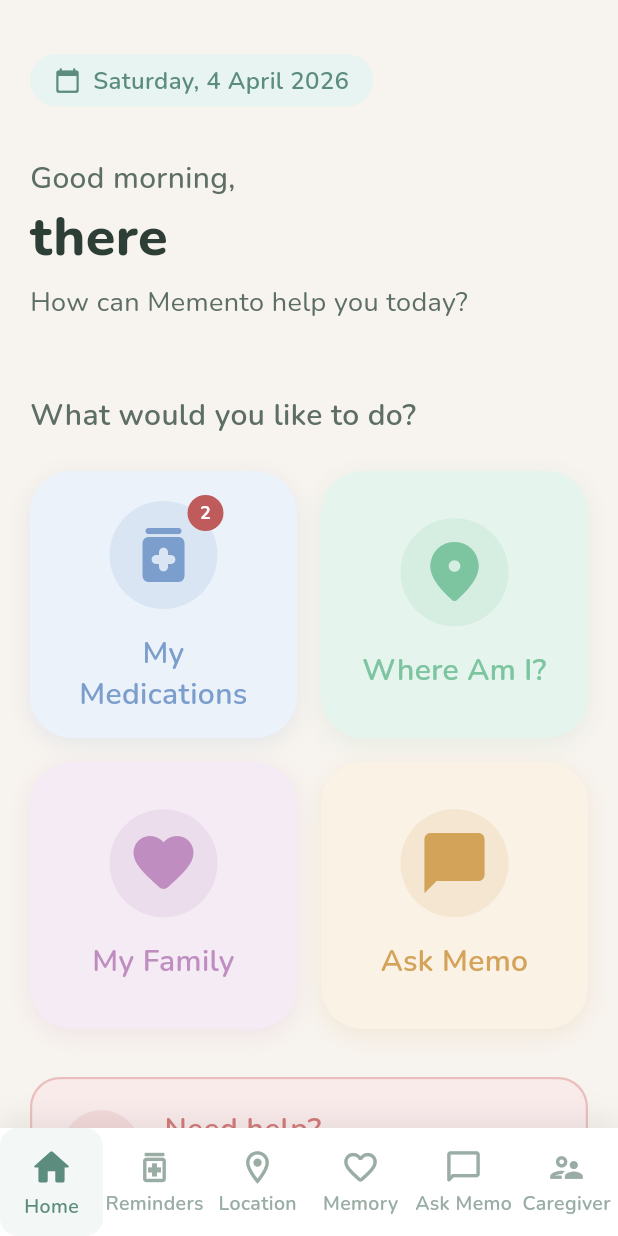
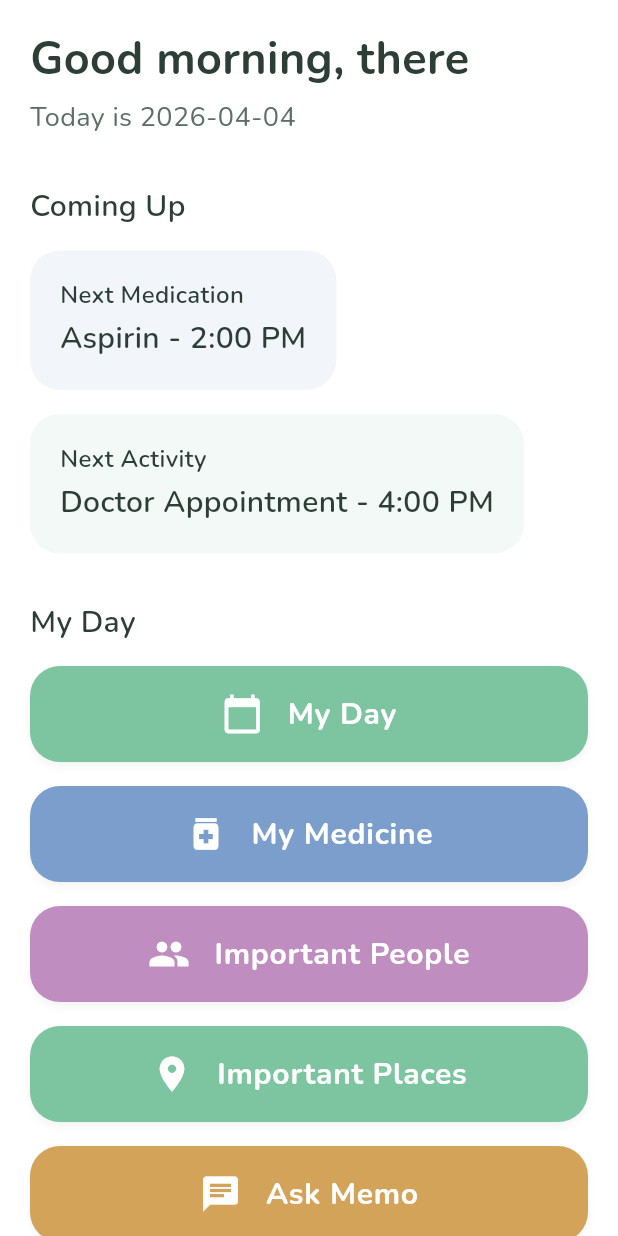
Before and after one commit to YoungDeveloperOmar/Memento, a Flutter app: the screen it shows after launch, on a phone screen of 412 x 824 dp. Run offline on Flutter 3.47's test engine with Material 3 defaults, Android fonts, the phone set to English and light mode, and no system bars; our stand-ins replace google_fonts.

Commit message:
I'm Goated

```diff
--- a/lib/core/theme/app_colors.dart
+++ b/lib/core/theme/app_colors.dart
@@ -27,9 +27,10 @@ abstract class AppColors {
   static const Color secondarySurface = Color(0xFFFAEDE5);
 
   // ── Background & Surface ────────────────────────────────────
-  static const Color background = Color(0xFFF7F3EE); // warm cream
+  // Background & Surface
+  static const Color background = Color(0xFFFFFFFF); // pure white
   static const Color surface = Color(0xFFFFFFFF);
-  static const Color surfaceVariant = Color(0xFFF0EBE3);
+  static const Color surfaceVariant = Color(0xFFF5F5F5);
 
   // ── Text ────────────────────────────────────────────────────
   static const Color textPrimary = Color(0xFF2C3E35);   // deep sage-slate
@@ -39,11 +40,11 @@ abstract class AppColors {
   // ── Semantic / Feature Colors ────────────────────────────────
   // Each feature has a distinct, recognizable color for dementia-friendly
   // visual anchoring — patients can learn "blue = location."
-  static const Color featureReminders = Color(0xFF7B9ECC); // calm blue
-  static const Color featureLocation = Color(0xFF7DC4A0);  // mint green
-  static const Color featureMemory = Color(0xFFBF8DC0);    // soft lilac
-  static const Color featureChatbot = Color(0xFFD4A35A);   // warm gold
-  static const Color featureCaregiver = Color(0xFFD47A7A); // soft rose
+  static const Color featureReminders = Color(0xFF7B9ECC); // blue
+  static const Color featureLocation = Color(0xFF7DC4A0);  // green
+  static const Color featureMemory = Color(0xFFBF8DC0);    // purple
+  static const Color featureChatbot = Color(0xFFD4A35A);   // orange
+  static const Color featureCaregiver = Color(0xFFD47A7A); // red
 
   // Lighter tints for card backgrounds
   static const Color featureRemindersSurface = Color(0xFFEBF2FA);
--- a/lib/features/screens/home/home_screen.dart
+++ b/lib/features/screens/home/home_screen.dart
@@ -10,28 +10,25 @@
 // ─────────────────────────────────────────────────────────────
 
 import 'package:flutter/material.dart';
+
+import 'package:memento/core/constants/app_constants.dart';
+import 'package:memento/core/constants/app_strings.dart';
 import 'package:memento/core/theme/app_colors.dart';
-
-import '../../../core/theme/app_text_styles.dart';
-import '../../../core/constants/app_constants.dart';
-import '../../../core/constants/app_strings.dart';
-import '../../../shared/widgets/feature_card.dart';
+import 'package:memento/core/theme/app_text_styles.dart';
+import 'package:memento/shared/widgets/large_button.dart';
 
 class HomeScreen extends StatelessWidget {
-  const HomeScreen({
-    super.key,
-    required this.onNavigate,
-  });
+  const HomeScreen({super.key});
 
-  /// Callback to switch the bottom nav tab.
-  /// Index: 0=Home, 1=Reminders, 2=Location, 3=Memory, 4=Chatbot, 5=Caregiver
-  final ValueChanged<int> onNavigate;
+  String getGreeting() {
+    final hour = DateTime.now().hour;
+    if (hour < 12) return AppStrings.homeGreetingMorning;
+    if (hour < 18) return AppStrings.homeGreetingAfternoon;
+    return AppStrings.homeGreetingEvening;
+  }
 
   @override
   Widget build(BuildContext context) {
-    final greeting = _getGreeting();
-    final dateString = _getFormattedDate();
-
     return Scaffold(
       backgroundColor: AppColors.background,
       body: SafeArea(
@@ -40,89 +37,110 @@ class HomeScreen extends StatelessWidget {
           child: Column(
             crossAxisAlignment: CrossAxisAlignment.start,
             children: [
-              const SizedBox(height: AppConstants.spaceM),
+              // ── Greeting ─────────────────────────────
+              Text(
+                '${getGreeting()}, ${AppStrings.homeDefaultName}',
+                style: AppTextStyles.displayMedium,
+              ),
 
-              // ── Date chip ─────────────────────────────────
-              _DateChip(dateString: dateString),
-              const SizedBox(height: AppConstants.spaceXL),
+              const SizedBox(height: AppConstants.spaceS),
 
-              // ── Greeting ──────────────────────────────────
               Text(
-                '$greeting,',
-                style: AppTextStyles.bodyLarge.copyWith(
-                  color: AppColors.textSecondary,
-                ),
-              ),
-              const SizedBox(height: AppConstants.spaceXS),
-              Text(
-                // TODO: Replace 'there' with patient's real name from profile
-                AppStrings.homeDefaultName,
-                style: AppTextStyles.displayLarge,
-              ),
-              const SizedBox(height: AppConstants.spaceS),
-              Text(
-                AppStrings.homeSubtitle,
+                '${AppStrings.homeTodayDate} ${DateTime.now().toLocal().toString().split(' ')[0]}',
                 style: AppTextStyles.bodyMedium.copyWith(
                   color: AppColors.textSecondary,
                 ),
               ),
-              const SizedBox(height: AppConstants.spaceXXL),
 
-              // ── Feature Cards Grid ─────────────────────────
-              Text(
-                'What would you like to do?',
-                style: AppTextStyles.headlineSmall.copyWith(
-                  color: AppColors.textSecondary,
-                ),
-              ),
-              const SizedBox(height: AppConstants.spaceL),
-
-              GridView.count(
-                crossAxisCount: 2,
-                crossAxisSpacing: AppConstants.spaceM,
-                mainAxisSpacing: AppConstants.spaceM,
-                shrinkWrap: true,
-                physics: const NeverScrollableScrollPhysics(),
-                children: [
-                  // Medications / Reminders
-                  FeatureCard(
-                    label: AppStrings.homeMyMeds,
-                    icon: Icons.medication_rounded,
-                    color: AppColors.featureReminders,
-                    backgroundColor: AppColors.featureRemindersSurface,
-                    onTap: () => onNavigate(1),
-                    badge: 2, // TODO: pull real count from reminders service
-                  ),
-                  // Location
-                  FeatureCard(
-                    label: AppStrings.homeWhereAmI,
-                    icon: Icons.location_on_rounded,
-                    color: AppColors.featureLocation,
-                    backgroundColor: AppColors.featureLocationSurface,
-                    onTap: () => onNavigate(2),
-                  ),
-                  // Memory book
-                  FeatureCard(
-                    label: AppStrings.homeMyFamily,
-                    icon: Icons.favorite_rounded,
-                    color: AppColors.featureMemory,
-                    backgroundColor: AppColors.featureMemorySurface,
-                    onTap: () => onNavigate(3),
-                  ),
-                  // Chatbot
-                  FeatureCard(
-                    label: AppStrings.homeAskMemo,
-                    icon: Icons.chat_bubble_rounded,
-                    color: AppColors.featureChatbot,
-                    backgroundColor: AppColors.featureChatbotSurface,
-                    onTap: () => onNavigate(4),
-                  ),
-                ],
-              ),
               const SizedBox(height: AppConstants.spaceXL),
 
-              // ── Quick Help Banner ─────────────────────────
-              _EmergencyBanner(),
+              // ── Upcoming (NON-clickable) ─────────────
+              Text(
+                "Coming Up",
+                style: AppTextStyles.headlineSmall,
+              ),
+
+              const SizedBox(height: AppConstants.spaceM),
+
+              const _InfoCard(
+                title: "Next Medication",
+                subtitle: "Aspirin - 2:00 PM",
+                color: AppColors.featureReminders,
+              ),
+
+              const SizedBox(height: AppConstants.spaceM),
+
+              const _InfoCard(
+                title: "Next Activity",
+                subtitle: "Doctor Appointment - 4:00 PM",
+                color: AppColors.featureLocation,
+              ),
+
+              const SizedBox(height: AppConstants.spaceXL),
+
+              // ── Buttons ──────────────────────────────
+              Text(
+                "My Day",
+                style: AppTextStyles.headlineSmall,
+              ),
+
+              const SizedBox(height: AppConstants.spaceM),
+
+              LargeButton(
+                label: "My Day",
+                icon: Icons.calendar_today,
+                backgroundColor: AppColors.featureLocation,
+                onPressed: () {},
+              ),
+
+              const SizedBox(height: AppConstants.spaceM),
+
+              LargeButton(
+                label: "My Medicine",
+                icon: Icons.medication,
+                backgroundColor: AppColors.featureReminders,
+                onPressed: () {},
+              ),
+
+              const SizedBox(height: AppConstants.spaceM),
+
+              LargeButton(
+                label: "Important People",
+                icon: Icons.people,
+                backgroundColor: AppColors.featureMemory,
+                onPressed: () {},
+              ),
+
+              const SizedBox(height: AppConstants.spaceM),
+
+              LargeButton(
+                label: "Important Places",
+                icon: Icons.location_on,
+                backgroundColor: AppColors.featureLocation,
+                onPressed: () {},
+              ),
+
+              const SizedBox(height: AppConstants.spaceM),
+
+              LargeButton(
+                label: "Ask Memo",
+                icon: Icons.chat,
+                backgroundColor: AppColors.featureChatbot,
+                onPressed: () {},
+              ),
+
+              const SizedBox(height: AppConstants.spaceXL),
+
+              LargeButton(
+                label: "Emergency Help",
+                icon: Icons.warning_rounded,
+                backgroundColor: AppColors.error.withValues(alpha: 0.15),
+                foregroundColor: AppColors.error,
+                onPressed: () {
+                  _showEmergencySheet(context);
+                },
+              ),
+
               const SizedBox(height: AppConstants.spaceXL),
             ],
           ),
@@ -130,64 +148,153 @@ class HomeScreen extends StatelessWidget {
       ),
     );
   }
-
-  // ── Helpers ──────────────────────────────────────────────────
-
-  String _getGreeting() {
-    final hour = DateTime.now().hour;
-    if (hour < 12) return AppStrings.homeGreetingMorning;
-    if (hour < 17) return AppStrings.homeGreetingAfternoon;
-    return AppStrings.homeGreetingEvening;
-  }
-
-  String _getFormattedDate() {
-    final now = DateTime.now();
-    const months = [
-      'January', 'February', 'March', 'April', 'May', 'June',
-      'July', 'August', 'September', 'October', 'November', 'December',
-    ];
-    const days = [
-      'Monday', 'Tuesday', 'Wednesday', 'Thursday', 'Friday', 'Saturday', 'Sunday',
-    ];
-    final dayName = days[now.weekday - 1];
-    final monthName = months[now.month - 1];
-    return '$dayName, ${now.day} $monthName ${now.year}';
-  }
 }
 
-// ─────────────────────────────────────────────────────────────
-//  Private widgets — only used on the Home screen.
-// ─────────────────────────────────────────────────────────────
+class _EmergencyContactTile extends StatelessWidget {
+  const _EmergencyContactTile({
+    required this.name,
+    required this.phone,
+  });
 
-class _DateChip extends StatelessWidget {
-  const _DateChip({required this.dateString});
-
-  final String dateString;
+  final String name;
+  final String phone;
 
   @override
   Widget build(BuildContext context) {
     return Container(
-      padding: const EdgeInsets.symmetric(
-        horizontal: AppConstants.spaceM,
-        vertical: AppConstants.spaceS,
+      padding: const EdgeInsets.all(16),
+      decoration: BoxDecoration(
+        color: Colors.red.withValues(alpha: 0.05),
+        borderRadius: BorderRadius.circular(16),
       ),
+      child: Column(
+        crossAxisAlignment: CrossAxisAlignment.start,
+        children: [
+          Text(name, style: const TextStyle(fontSize: 18, fontWeight: FontWeight.w600)),
+          const SizedBox(height: 4),
+          Text(phone),
+
+          const SizedBox(height: 12),
+
+          Row(
+            children: [
+              Expanded(
+                child: ElevatedButton.icon(
+                  icon: const Icon(Icons.call),
+                  label: const Text("Call"),
+                  onPressed: () {
+                    // TODO: integrate phone call
+                  },
+                ),
+              ),
+              const SizedBox(width: 12),
+              Expanded(
+                child: OutlinedButton.icon(
+                  icon: const Icon(Icons.message),
+                  label: const Text("Message"),
+                  onPressed: () {
+                    // TODO: integrate SMS
+                  },
+                ),
+              ),
+            ],
+          )
+        ],
+      ),
+    );
+  }
+}
+
+void _showEmergencySheet(BuildContext context) {
+  showModalBottomSheet(
+    context: context,
+    isScrollControlled: true,
+    backgroundColor: Colors.white,
+    shape: const RoundedRectangleBorder(
+      borderRadius: BorderRadius.vertical(top: Radius.circular(24)),
+    ),
+    builder: (_) {
+      return const Padding(
+        padding: EdgeInsets.all(20),
+        child: Column(
+          mainAxisSize: MainAxisSize.min,
+          crossAxisAlignment: CrossAxisAlignment.start,
+          children: [
+            // ── Title ─────────────────────────────
+            Text(
+              "Emergency Contacts",
+              style: TextStyle(fontSize: 22, fontWeight: FontWeight.bold),
+            ),
+
+            SizedBox(height: 16),
+
+            // ── Contact 1 ─────────────────────────
+            _EmergencyContactTile(
+              name: "Sarah (Daughter)",
+              phone: "123-456-7890",
+            ),
+
+            SizedBox(height: 12),
+
+            // ── Contact 2 ─────────────────────────
+            _EmergencyContactTile(
+              name: "Dr. Smith",
+              phone: "987-654-3210",
+            ),
+
+            SizedBox(height: 20),
+
+            // ── Patient Info ──────────────────────
+            Text(
+              "Important Information",
+              style: TextStyle(fontSize: 18, fontWeight: FontWeight.w600),
+            ),
+
+            SizedBox(height: 8),
+
+            Text("Address: 123 Home Street, Chicago, IL"),
+            Text("Caregiver: Sarah"),
+            Text("Condition: Dementia"),
+
+            SizedBox(height: 24),
+          ],
+        ),
+      );
+    },
+  );
+}
+
+// ─────────────────────────────────────────────
+// Simple non-clickable info card
+// ─────────────────────────────────────────────
+class _InfoCard extends StatelessWidget {
+  const _InfoCard({
+    required this.title,
+    required this.subtitle,
+    required this.color,
+  });
+
+  final String title;
+  final String subtitle;
+  final Color color;
+
+  @override
+  Widget build(BuildContext context) {
+    return Container(
+      padding: const EdgeInsets.all(AppConstants.cardPadding),
       decoration: BoxDecoration(
-        color: AppColors.primarySurface,
-        borderRadius: BorderRadius.circular(AppConstants.radiusFull),
+        color: color.withValues(alpha: 0.1),
+        borderRadius: BorderRadius.circular(AppConstants.radiusL),
       ),
-      child: Row(
-        mainAxisSize: MainAxisSize.min,
+      child: Column(
+        crossAxisAlignment: CrossAxisAlignment.start,
         children: [
-          const Icon(
-            Icons.calendar_today_rounded,
-            size: 18,
-            color: AppColors.primary,
-          ),
-          const SizedBox(width: AppConstants.spaceS),
+          Text(title, style: AppTextStyles.labelMedium),
+          const SizedBox(height: 4),
           Text(
-            dateString,
-            style: AppTextStyles.labelMedium.copyWith(
-              color: AppColors.primary,
+            subtitle,
+            style: AppTextStyles.bodyLarge.copyWith(
+              fontWeight: FontWeight.w600,
             ),
           ),
         ],
@@ -195,67 +302,3 @@ class _DateChip extends StatelessWidget {
     );
   }
 }
-
-class _EmergencyBanner extends StatelessWidget {
-  @override
-  Widget build(BuildContext context) {
-    return GestureDetector(
-      onTap: () {
-        // TODO: trigger emergency call / caregiver alert
-      },
-      child: Container(
-        width: double.infinity,
-        padding: const EdgeInsets.all(AppConstants.cardPadding),
-        decoration: BoxDecoration(
-          color: AppColors.featureCaregiverSurface,
-          borderRadius: BorderRadius.circular(AppConstants.radiusL),
-          border: Border.all(
-            color: AppColors.featureCaregiver.withOpacity(0.4),
-            width: 1.5,
-          ),
-        ),
-        child: Row(
-          children: [
-            Container(
-              width: 52,
-              height: 52,
-              decoration: BoxDecoration(
-                color: AppColors.featureCaregiver.withOpacity(0.15),
-                shape: BoxShape.circle,
-              ),
-              child: const Icon(
-                Icons.phone_rounded,
-                color: AppColors.featureCaregiver,
-                size: 28,
-              ),
-            ),
-            const SizedBox(width: AppConstants.spaceM),
-            Expanded(
-              child: Column(
-                crossAxisAlignment: CrossAxisAlignment.start,
-                children: [
-                  Text(
-                    'Need help?',
-                    style: AppTextStyles.headlineSmall.copyWith(
-                      color: AppColors.featureCaregiver,
-                    ),
-                  ),
-                  const SizedBox(height: 2),
-                  Text(
-                    'Tap to call your caregiver',
-                    style: AppTextStyles.bodySmall,
-                  ),
-                ],
-              ),
-            ),
-            const Icon(
-              Icons.chevron_right_rounded,
-              color: AppColors.featureCaregiver,
-              size: 28,
-            ),
-          ],
-        ),
-      ),
-    );
-  }
-}
--- a/lib/navigation/app_router.dart
+++ b/lib/navigation/app_router.dart
@@ -21,61 +21,16 @@
 // ─────────────────────────────────────────────────────────────
 
 import 'package:flutter/material.dart';
+import 'package:memento/features/screens/home/home_screen.dart';
 
-import '../features/screens/home/home_screen.dart';
-import '../features/screens/reminders/reminders_screen.dart';
-import '../features/screens/location/location_screen.dart';
-import '../features/screens/memory/memory_screen.dart';
-import '../features/screens/chatbot/chatbot_screen.dart';
-import '../features/screens/caregiver/caregiver_screen.dart';
-import 'bottom_nav_bar.dart';
-
-class MainShell extends StatefulWidget {
+class MainShell extends StatelessWidget {
   const MainShell({super.key});
 
   @override
-  State<MainShell> createState() => _MainShellState();
-}
-
-class _MainShellState extends State<MainShell> {
-  int _currentIndex = 0;
-
-  void _onNavTap(int index) {
-    setState(() => _currentIndex = index);
-  }
-
-  // ── Screen list ───────────────────────────────────────────
-  // Built lazily — each screen is only constructed once and
-  // kept alive by the IndexedStack.
-  late final List<Widget> _screens = [
-    HomeScreen(onNavigate: _onNavTap), // index 0
-    const RemindersScreen(),           // index 1
-    const LocationScreen(),            // index 2
-    const MemoryScreen(),              // index 3
-    const ChatbotScreen(),             // index 4
-    const CaregiverScreen(),           // index 5
-  ];
-
-  @override
   Widget build(BuildContext context) {
-    return Scaffold(
-      // ── Body ───────────────────────────────────────────────
-      // IndexedStack renders all screens but only shows the
-      // active one — avoids rebuild/state-loss on tab switch.
-      body: IndexedStack(
-        index: _currentIndex,
-        children: _screens,
-      ),
-
-      // ── Bottom Navigation ──────────────────────────────────
-      bottomNavigationBar: MementoBottomNavBar(
-        currentIndex: _currentIndex,
-        onTap: _onNavTap,
-      ),
-    );
+    return const HomeScreen();
   }
 }
-
 // ─────────────────────────────────────────────────────────────
 //  Future: go_router integration
 //
--- a/lib/navigation/bottom_nav_bar.dart
+++ b/lib/navigation/bottom_nav_bar.dart
@@ -11,9 +11,9 @@
 
 import 'package:flutter/material.dart';
 
-import '../core/theme/app_colors.dart';
-import '../core/theme/app_text_styles.dart';
-import '../core/constants/app_strings.dart';
+import 'package:memento/core/theme/app_colors.dart';
+import 'package:memento/core/theme/app_text_styles.dart';
+import 'package:memento/core/constants/app_strings.dart';
 
 /// Definition of a single navigation destination.
 class NavDestination {
@@ -76,13 +76,13 @@ class MementoBottomNavBar extends StatelessWidget {
   @override
   Widget build(BuildContext context) {
     return Container(
-      decoration: BoxDecoration(
+      decoration: const BoxDecoration(
         color: AppColors.surface,
         boxShadow: [
           BoxShadow(
             color: AppColors.shadow,
             blurRadius: 16,
-            offset: const Offset(0, -4),
+            offset: Offset(0, -4),
           ),
         ],
       ),
@@ -135,7 +135,7 @@ class _NavItem extends StatelessWidget {
         padding: const EdgeInsets.symmetric(vertical: 8),
         decoration: BoxDecoration(
           color: isSelected
-              ? AppColors.primary.withOpacity(0.07)
+              ? AppColors.primary.withValues(alpha: 0.07)
               : Colors.transparent,
           borderRadius: BorderRadius.circular(12),
         ),
--- a/lib/shared/widgets/feature_card.dart
+++ b/lib/shared/widgets/feature_card.dart
@@ -12,9 +12,9 @@
 
 import 'package:flutter/material.dart';
 
-import '../../core/theme/app_colors.dart';
-import '../../core/theme/app_text_styles.dart';
-import '../../core/constants/app_constants.dart';
+import 'package:memento/core/theme/app_colors.dart';
+import 'package:memento/core/theme/app_text_styles.dart';
+import 'package:memento/core/constants/app_constants.dart';
 
 /// A square card representing a single app feature.
 class FeatureCard extends StatelessWidget {
@@ -53,7 +53,7 @@ class FeatureCard extends StatelessWidget {
           borderRadius: BorderRadius.circular(AppConstants.radiusXL),
           boxShadow: [
             BoxShadow(
-              color: color.withOpacity(0.15),
+              color: color.withValues(alpha: 0.15),
               blurRadius: 12,
               offset: const Offset(0, 4),
             ),
@@ -71,7 +71,7 @@ class FeatureCard extends StatelessWidget {
                   width: 72,
                   height: 72,
                   decoration: BoxDecoration(
-                    color: color.withOpacity(0.15),
+                    color: color.withValues(alpha: 0.15),
                     shape: BoxShape.circle,
                   ),
                   child: Icon(
@@ -163,7 +163,7 @@ class FeatureListTile extends StatelessWidget {
               width: 56,
               height: 56,
               decoration: BoxDecoration(
-                color: color.withOpacity(0.15),
+                color: color.withValues(alpha: 0.15),
                 borderRadius: BorderRadius.circular(AppConstants.radiusM),
               ),
               child: Icon(icon, size: AppConstants.iconL, color: color),
--- a/lib/shared/widgets/large_button.dart
+++ b/lib/shared/widgets/large_button.dart
@@ -12,9 +12,8 @@
 
 import 'package:flutter/material.dart';
 import 'package:memento/core/theme/app_colors.dart';
-
-import '../../core/theme/app_text_styles.dart';
-import '../../core/constants/app_constants.dart';
+import 'package:memento/core/theme/app_text_styles.dart';
+import 'package:memento/core/constants/app_constants.dart';
 
 enum LargeButtonStyle { primary, secondary, ghost }
 
```
Also changed, not shown: lib/features/screens/caregiver/caregiver_screen.dart (+18 -18 lines), lib/features/screens/chatbot/chatbot_screen.dart (+4 -4 lines), lib/features/screens/location/location_screen.dart (+5 -5 lines), lib/features/screens/memory/memory_screen.dart (+13 -13 lines), lib/features/screens/reminders/reminders_screen.dart (+5 -5 lines), lib/shared/widgets/app_scaffold.dart (+5 -5 lines).
